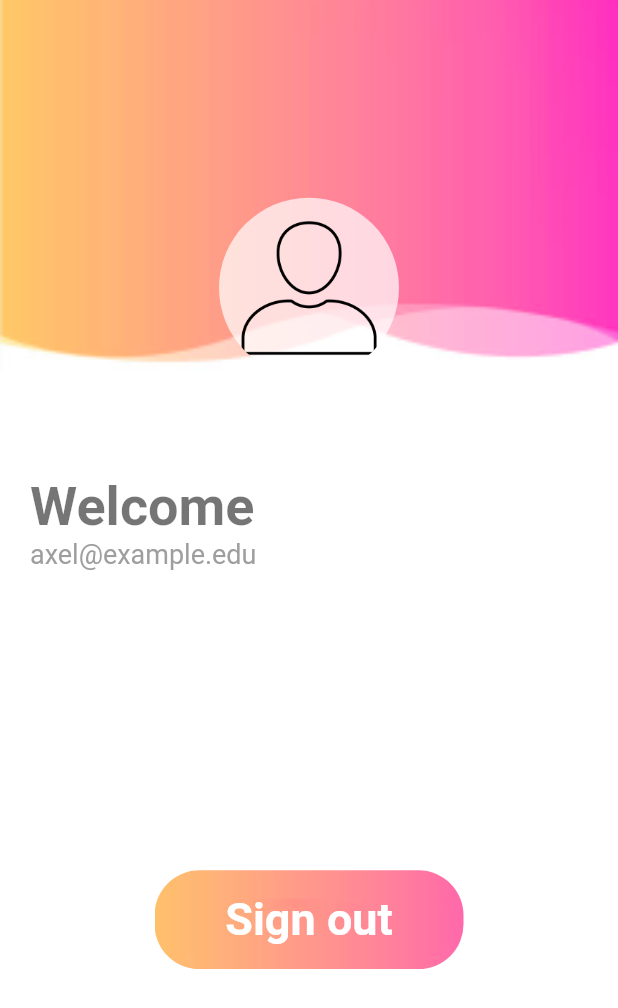
After one commit to AxelSiliezar/HealthApp_HCI, a Flutter app: the WelcomePage screen opened directly, on a phone screen of 412 x 824 dp. The commit adds this screen. Shown: the top 1008 px of the screen. Run offline on Flutter 3.47's test engine with Material 2 defaults, Android fonts, the phone set to English and light mode, and no system bars; our stand-ins replace get.

Commit message:
UI Finalized

```diff
--- a/lib/login_page.dart
+++ b/lib/login_page.dart
@@ -1,4 +1,7 @@
+import 'package:flutter/gestures.dart';
 import 'package:flutter/material.dart';
+import 'package:healthapp_hci/signup_page.dart';
+import 'package:get/get.dart';
 
 class LoginPage extends StatefulWidget {
   const LoginPage({Key? key}) : super(key: key);
@@ -64,6 +67,8 @@ class _LoginPageState extends State<LoginPage> {
                   ),
                   child: TextField(
                     decoration: InputDecoration(
+                        hintText: "Email",
+                        prefixIcon: Icon(Icons.email, color: Colors.deepOrangeAccent,),
                       focusedBorder: OutlineInputBorder(
                         borderRadius: BorderRadius.circular(30),
                         borderSide: BorderSide(
@@ -100,6 +105,8 @@ class _LoginPageState extends State<LoginPage> {
                   ),
                   child: TextField(
                     decoration: InputDecoration(
+                        hintText: "Password",
+                        prefixIcon: Icon(Icons.password, color: Colors.deepOrangeAccent,),
                         focusedBorder: OutlineInputBorder(
                             borderRadius: BorderRadius.circular(30),
                             borderSide: BorderSide(
@@ -173,9 +180,9 @@ class _LoginPageState extends State<LoginPage> {
               color: Colors.black,
               fontSize: 20,
                 fontWeight: FontWeight.bold
+              ),
+                recognizer: TapGestureRecognizer()..onTap=()=>Get.to(()=>SignUpPage()),
               )
-              )
-
             ]
           )
           )
--- a/lib/main.dart
+++ b/lib/main.dart
@@ -1,6 +1,8 @@
 import 'package:flutter/material.dart';
+import 'package:get/get.dart';
 import 'package:healthapp_hci/login_page.dart';
 import 'package:healthapp_hci/signup_page.dart';
+import 'package:healthapp_hci/welcome_page.dart';
 
 void main() {
   runApp(const MyApp());
@@ -12,13 +14,13 @@ class MyApp extends StatelessWidget {
   // This widget is the root of your application.
   @override
   Widget build(BuildContext context) {
-    return MaterialApp(
+    return GetMaterialApp(
       title: 'Flutter Demo',
       theme: ThemeData(
 
         primarySwatch: Colors.blue,
       ),
-      home: SignUpPage()
+      home: LoginPage()
     );
   }
 }
--- a/lib/signup_page.dart
+++ b/lib/signup_page.dart
@@ -1,4 +1,6 @@
+import 'package:flutter/gestures.dart';
 import 'package:flutter/material.dart';
+import 'package:get/get.dart';
 
 class SignUpPage extends StatelessWidget {
   const SignUpPage({Key? key}) : super(key: key);
@@ -147,6 +149,15 @@ class SignUpPage extends StatelessWidget {
                 ),
               ),
             ),
+            SizedBox(height: 15,),
+            RichText(text: TextSpan(
+              recognizer: TapGestureRecognizer()..onTap=()=>Get.back(),
+              text: "Have an account?",
+              style: TextStyle(
+                fontSize: 20,
+                color: Colors.grey[500]
+              )
+            )),
             SizedBox(height: w * 0.2),
             RichText(
                 text: TextSpan(
--- /dev/null
+++ b/lib/welcome_page.dart
@@ -0,0 +1,94 @@
+import 'package:flutter/cupertino.dart';
+import 'package:flutter/material.dart';
+
+class WelcomePage extends StatelessWidget {
+  const WelcomePage({Key? key}) : super(key: key);
+
+  @override
+  Widget build(BuildContext context) {
+    double w = MediaQuery.of(context).size.width;
+    double h = MediaQuery.of(context).size.height;
+    return Scaffold(
+        backgroundColor: Colors.white,
+        body: Column(
+          children: [
+            Container(
+              width: w,
+              height: h*0.3,
+              decoration: BoxDecoration(
+                  image: DecorationImage(
+                      image: AssetImage(
+                          "img/signup.png"
+                      ),
+                      fit: BoxFit.cover
+                  )
+              ),
+              child: Column(
+                children: [
+                  SizedBox(height: h*0.16,),
+                  CircleAvatar(
+                    backgroundColor: Colors.white70,
+                    radius: 60,
+                    backgroundImage: AssetImage(
+                        "img/profile.png"
+                    ),
+                  )
+                ],
+              ),
+            ),
+
+            SizedBox(
+              height: 70,
+            ),
+            Container(
+              width: w,
+              margin: const EdgeInsets.only(left: 20),
+              child: Column(
+                crossAxisAlignment: CrossAxisAlignment.start,
+                children: [
+                  Text(
+                  "Welcome",
+                  style: TextStyle(
+                      fontSize: 36,
+                      fontWeight: FontWeight.bold,
+                      color: Colors.black54
+
+                  ),
+                ),
+                  Text(
+                    "axel@example.edu",
+                    style: TextStyle(
+                        fontSize: 18,
+                        color: Colors.grey[500]
+
+                    ),
+                  ),
+                ],
+              ),
+            ),
+            SizedBox(height: 200,),
+            Container(
+              width: w * 0.5,
+              height: h * 0.08,
+              decoration: BoxDecoration(
+                  borderRadius: BorderRadius.circular(30),
+                  image: DecorationImage(
+                      image: AssetImage("img/loginbtn.png"),
+                      fit: BoxFit.cover)),
+              child: Center(
+                child: Text(
+                  "Sign out",
+                  style: TextStyle(
+                      fontSize: 30,
+                      fontWeight: FontWeight.bold,
+                      color: Colors.white),
+                ),
+              ),
+            ),
+
+
+          ],
+        )
+    );
+  }
+}
--- a/pubspec.yaml
+++ b/pubspec.yaml
@@ -34,7 +34,7 @@ dependencies:
   # The following adds the Cupertino Icons font to your application.
   # Use with the CupertinoIcons class for iOS style icons.
   cupertino_icons: ^1.0.2
-
+  get:
 dev_dependencies:
   flutter_test:
     sdk: flutter
```
Also changed, not shown: pubspec.lock.
